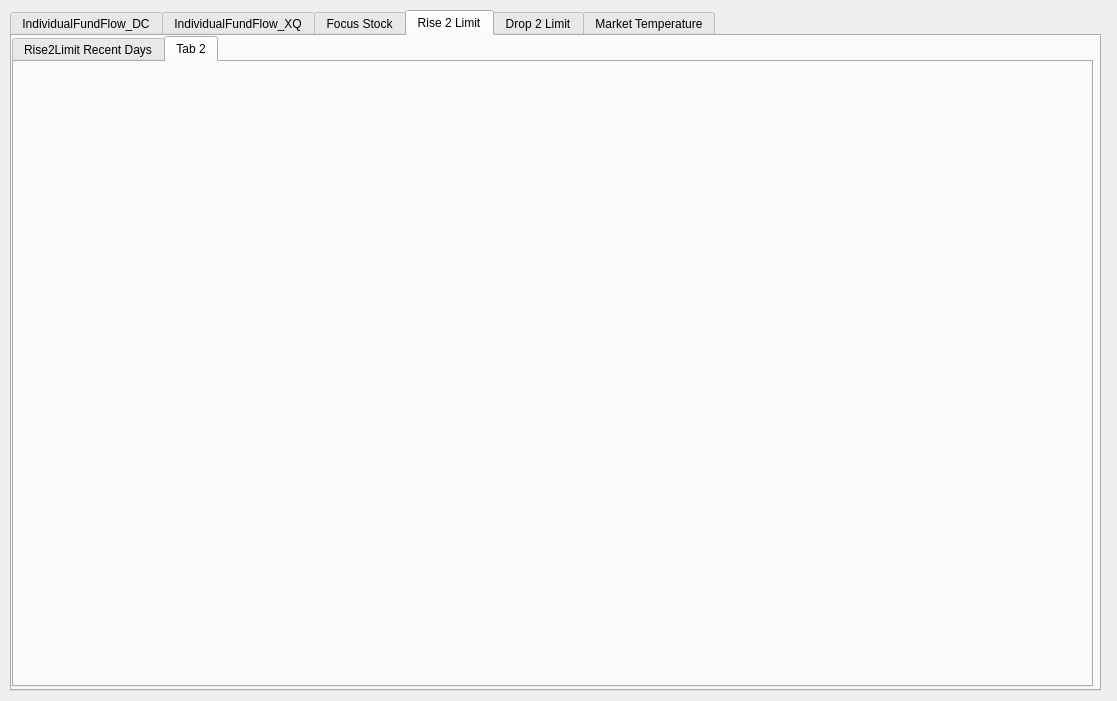
This is StockTip/form.ui in Ruffia/ADRHis as Qt 5 draws it before an edit. The edited form follows.
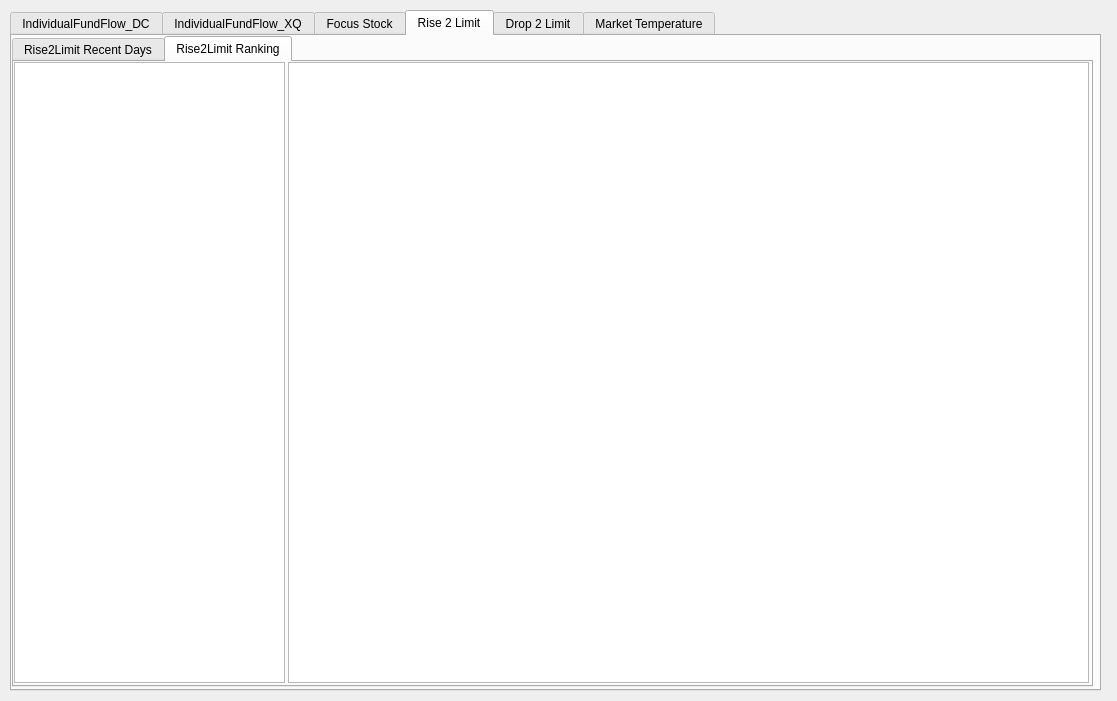
This is the edited form. The open tabs and pages were chosen to show the change.

Commit message: 新增涨停排名

What changed in the file:
```diff
--- a/StockTip/form.ui
+++ b/StockTip/form.ui
@@ -110,8 +110,28 @@
      </widget>
      <widget class="QWidget" name="tab_2">
       <attribute name="title">
-       <string>Tab 2</string>
+       <string>Rise2Limit Ranking</string>
       </attribute>
+      <widget class="QTableView" name="m_tableViewRise2LimitRanking">
+       <property name="geometry">
+        <rect>
+         <x>0</x>
+         <y>0</y>
+         <width>271</width>
+         <height>621</height>
+        </rect>
+       </property>
+      </widget>
+      <widget class="QTableView" name="m_tableViewRise2LimitRankingStockFundFlow">
+       <property name="geometry">
+        <rect>
+         <x>274</x>
+         <y>0</y>
+         <width>801</width>
+         <height>621</height>
+        </rect>
+       </property>
+      </widget>
      </widget>
     </widget>
    </widget>
```
Left out of the diff: 5 changed lines with no effect on the pictures. The commit also changes 2 other files.
